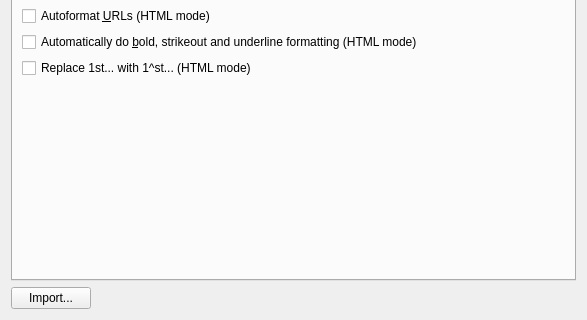
First picture: the form in messagecomposer/autocorrection/composerautocorrectionwidget.ui, repository KDE/kdepim, before the edit; both pictures show x 0 to 587 and y 252 to 572 of the 587 by 572 pixel window.
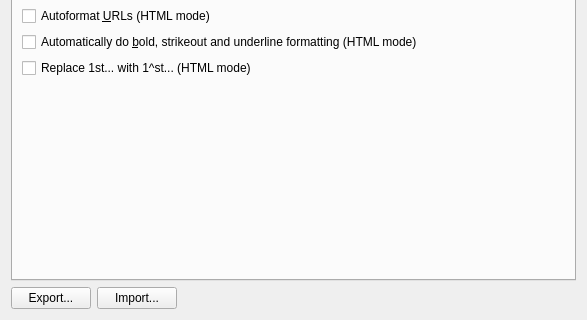
Second picture: the form after the edit. Custom widgets are drawn as their Qt base class.

Commit message: implement export autocorrection file.

What changed in the file:
```diff
--- a/messagecomposer/autocorrection/composerautocorrectionwidget.ui
+++ b/messagecomposer/autocorrection/composerautocorrectionwidget.ui
@@ -543,13 +543,22 @@
     </widget>
    </item>
    <item row="3" column="0">
+    <layout class="QHBoxLayout" name="horizontalLayout_2">
+     <item>
+      <widget class="KPushButton" name="exportAutoCorrection">
+       <property name="text">
+        <string>Export...</string>
+       </property>
+      </widget>
+     </item>
+     <item>
     <widget class="KPushButton" name="importAutoCorrection">
      <property name="text">
       <string>Import...</string>
      </property>
     </widget>
    </item>
-   <item row="3" column="1">
+     <item>
     <spacer name="horizontalSpacer">
      <property name="orientation">
       <enum>Qt::Horizontal</enum>
@@ -561,6 +570,8 @@
       </size>
      </property>
     </spacer>
+     </item>
+    </layout>
    </item>
   </layout>
  </widget>
```
Left out of the diff: 6 changed lines with no effect on the pictures. Lines whose indentation alone changed are shown as unchanged. The commit also changes 4 other files.
